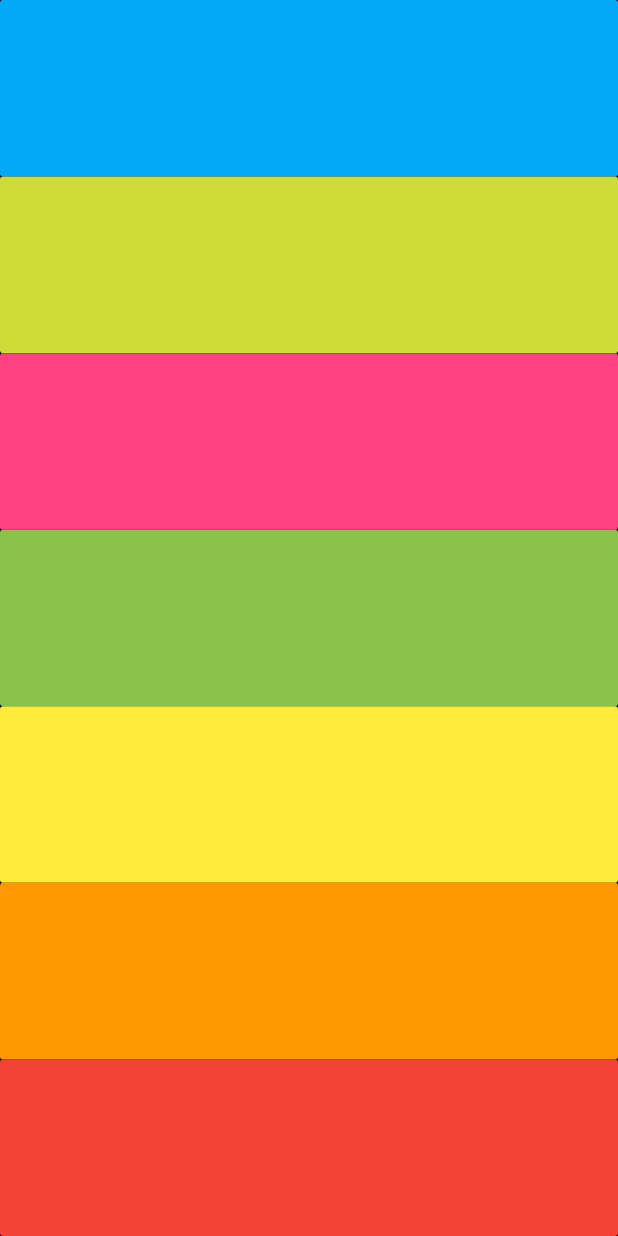
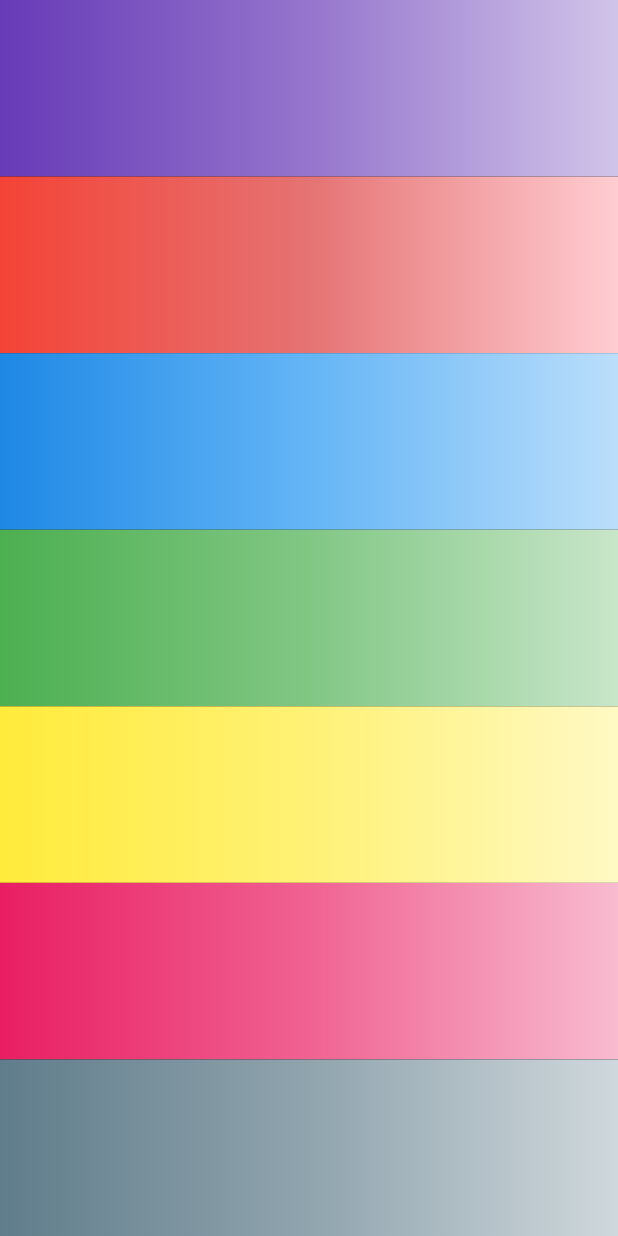
Before and after one commit to aman4411/Xylophone-App, a Flutter app: the screen it shows after launch, on a phone screen of 412 x 824 dp. Run offline on Flutter 3.47's test engine with Material 2 defaults, Android fonts, the phone set to English and light mode, and no system bars; our stand-ins replace audioplayers.

Commit message:
UI updated

```diff
--- a/xylophone/lib/main.dart
+++ b/xylophone/lib/main.dart
@@ -14,14 +14,20 @@ class XylophoneApp extends StatelessWidget {
     }
 
     //build sound keys function
-    Expanded buildKey({Color keyColor, int soundNumber}) {
+    Expanded buildKey(
+        {Color color1, Color color2, Color color3, int soundNumber}) {
       return Expanded(
-        child: FlatButton(
-          child: null,
-          color: keyColor,
-          onPressed: () {
-            playSound(soundNumber);
-          },
+        child: Container(
+          decoration: BoxDecoration(
+              gradient:
+                  LinearGradient(colors: <Color>[color1, color2, color3])),
+          child: FlatButton(
+            child: null,
+            // color: keyColor,
+            onPressed: () {
+              playSound(soundNumber);
+            },
+          ),
         ),
       );
     }
@@ -33,13 +39,41 @@ class XylophoneApp extends StatelessWidget {
           child: Column(
             crossAxisAlignment: CrossAxisAlignment.stretch,
             children: <Widget>[
-              buildKey(keyColor: Colors.lightBlue, soundNumber: 1),
-              buildKey(keyColor: Colors.lime, soundNumber: 2),
-              buildKey(keyColor: Colors.pinkAccent, soundNumber: 3),
-              buildKey(keyColor: Colors.lightGreen, soundNumber: 4),
-              buildKey(keyColor: Colors.yellow, soundNumber: 5),
-              buildKey(keyColor: Colors.orange, soundNumber: 6),
-              buildKey(keyColor: Colors.red, soundNumber: 7),
+              buildKey(
+                  color1: Colors.deepPurple,
+                  color2: Colors.deepPurple[300],
+                  color3: Colors.deepPurple[100],
+                  soundNumber: 5),
+              buildKey(
+                  color1: Colors.red,
+                  color2: Colors.red[300],
+                  color3: Colors.red[100],
+                  soundNumber: 2),
+              buildKey(
+                  color1: Colors.blue[600],
+                  color2: Colors.blue[300],
+                  color3: Colors.blue[100],
+                  soundNumber: 1),
+              buildKey(
+                  color1: Colors.green,
+                  color2: Colors.green[300],
+                  color3: Colors.green[100],
+                  soundNumber: 3),
+              buildKey(
+                  color1: Colors.yellow,
+                  color2: Colors.yellow[300],
+                  color3: Colors.yellow[100],
+                  soundNumber: 4),
+              buildKey(
+                  color1: Colors.pink,
+                  color2: Colors.pink[300],
+                  color3: Colors.pink[100],
+                  soundNumber: 6),
+              buildKey(
+                  color1: Colors.blueGrey,
+                  color2: Colors.blueGrey[300],
+                  color3: Colors.blueGrey[100],
+                  soundNumber: 7),
             ],
           ),
         ),
--- a/xylophone/pubspec.yaml
+++ b/xylophone/pubspec.yaml
@@ -9,6 +9,7 @@ environment:
 dependencies:
   flutter:
     sdk: flutter
+  path_provider:
 
   cupertino_icons: ^0.1.2
   audioplayers: ^0.15.1
```
Also changed, not shown: xylophone/pubspec.lock, 1 other file.
